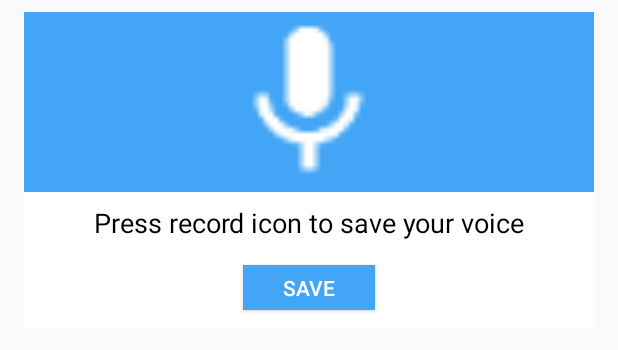
After one commit to BartlomiejFrankow/Hau-Hau, an Android app: the layout my_dialog.xml on its own in the app's theme, with its tools: preview values and no code run, on a phone screen of 412 x 824 dp. The commit adds this screen. Shown: the top 350 px of the screen. Run offline under Robolectric (Android 15) with nearby library versions, the phone set to English and light mode, and no system bars.

Commit message:
Recording with custom dialog added

```diff
--- a/app/src/main/java/com/example/my_pc/hauhau/ui/listen/ListenFragment.kt
+++ b/app/src/main/java/com/example/my_pc/hauhau/ui/listen/ListenFragment.kt
@@ -55,7 +55,7 @@ class ListenFragment : BaseFragment<HomeActivity, FragmentListeninBinding, Liste
     @SuppressLint("SetTextI18n")
     override fun updateTvAndSetVoice() {
         if(viewModel.soundDb(1.0).toInt() > 0.0) tv_sound_level?.text = viewModel.soundDb(1.0).roundToInt().toString() + " " + getString(R.string.dB)
-        if(viewModel.soundDb(1.0).toInt() > 70) playAudio(Environment.getExternalStorageDirectory().absolutePath, "20180617_211902.wav")
+        if(viewModel.soundDb(1.0).toInt() > 70) playAudio(Environment.getExternalStorageDirectory().absolutePath + "/HauHau Records", "recorded_file_1.wav")
     }
 
     fun playAudio(path : String, fileName : String){
--- a/app/src/main/java/com/example/my_pc/hauhau/ui/listen/ListenViewModel.kt
+++ b/app/src/main/java/com/example/my_pc/hauhau/ui/listen/ListenViewModel.kt
@@ -1,6 +1,7 @@
 package com.example.my_pc.hauhau.ui.listen
 
 import android.media.MediaRecorder
+import android.os.Environment
 import android.os.Handler
 import com.example.my_pc.hauhau.ui.base.BaseViewModel
 
@@ -36,10 +37,13 @@ class ListenViewModel : BaseViewModel<ListenNavigator>(){
 
     fun startRecorder() {
         if (mRecorder == null) {
+//            var mFileName = Environment.getExternalStorageDirectory().absolutePath + "/HauHau Records"
+//            mFileName += "/audiorecordtest.wav"
             mRecorder = MediaRecorder()
             mRecorder!!.setAudioSource(MediaRecorder.AudioSource.MIC)
             mRecorder!!.setOutputFormat(MediaRecorder.OutputFormat.THREE_GPP)
             mRecorder!!.setAudioEncoder(MediaRecorder.AudioEncoder.AMR_NB)
+//            mRecorder!!.setOutputFile(mFileName)
             mRecorder!!.setOutputFile("/dev/null")
             mRecorder!!.prepare()
             mRecorder!!.start()
--- a/app/src/main/res/layout/fragment_listenin.xml
+++ b/app/src/main/res/layout/fragment_listenin.xml
@@ -21,7 +21,7 @@
             android:layout_marginEnd="8dp"
             android:layout_marginStart="8dp"
             android:layout_marginTop="8dp"
-            android:textSize="45sp"
+            android:textSize="35sp"
             android:text="@string/preparing"
             android:textColor="@color/white"
             app:layout_constraintBottom_toBottomOf="parent"
--- /dev/null
+++ b/app/src/main/res/layout/my_dialog.xml
@@ -0,0 +1,64 @@
+<?xml version="1.0" encoding="utf-8"?>
+
+<android.support.constraint.ConstraintLayout xmlns:android="http://schemas.android.com/apk/res/android"
+    xmlns:app="http://schemas.android.com/apk/res-auto"
+    android:id="@+id/dialog_layout"
+    android:layout_width="match_parent"
+    android:layout_height="210dp"
+    android:layout_marginBottom="8dp"
+    android:layout_marginEnd="16dp"
+    android:layout_marginStart="16dp"
+    android:layout_marginTop="8dp"
+    android:background="@color/white"
+    app:layout_constraintBottom_toBottomOf="parent"
+    app:layout_constraintEnd_toEndOf="parent"
+    app:layout_constraintStart_toStartOf="parent"
+    app:layout_constraintTop_toTopOf="parent">
+
+    <ImageView
+        android:id="@+id/iv_mic"
+        android:layout_width="match_parent"
+        android:layout_height="120dp"
+        android:background="@color/colorAccent"
+        android:gravity="center"
+        android:scaleType="fitCenter"
+        android:src="@drawable/ic_mic" />
+
+    <TextView
+        android:id="@+id/text_dialog"
+        android:layout_width="wrap_content"
+        android:layout_height="wrap_content"
+        android:layout_below="@+id/iv_mic"
+        android:layout_centerHorizontal="true"
+        android:layout_marginEnd="8dp"
+        android:layout_marginStart="8dp"
+        android:layout_marginTop="8dp"
+        android:gravity="center_horizontal"
+        android:text="Press record icon to save your voice"
+        android:textColor="#ff000000"
+        android:textSize="18sp"
+        app:layout_constraintEnd_toEndOf="parent"
+        app:layout_constraintStart_toStartOf="parent"
+        app:layout_constraintTop_toBottomOf="@+id/iv_mic" />
+
+
+
+    <Button
+        android:id="@+id/btn_dialog"
+        android:layout_width="wrap_content"
+        android:layout_height="30dp"
+        android:layout_below="@+id/text_dialog"
+        android:layout_centerHorizontal="true"
+        android:layout_marginEnd="8dp"
+        android:layout_marginStart="8dp"
+        android:layout_marginTop="16dp"
+        android:background="@color/colorAccent"
+        android:gravity="center_vertical|center_horizontal"
+        android:text="Save"
+        android:textColor="@color/white"
+        app:layout_constraintEnd_toEndOf="parent"
+        app:layout_constraintStart_toStartOf="parent"
+        app:layout_constraintTop_toBottomOf="@+id/text_dialog" />
+
+
+</android.support.constraint.ConstraintLayout>
```
Also changed, not shown: app/src/main/java/com/example/my_pc/hauhau/ui/home/HomeFragment.kt (+10 -23 lines), app/src/main/java/com/example/my_pc/hauhau/ui/home/HomeViewModel.kt (+26 -0 lines), app/src/main/java/com/example/my_pc/hauhau/utils/helpers/CustomDialog.kt (added, +51 -0 lines), app/src/main/res/layout/fragment_home.xml (+14 -0 lines), app/src/main/res/drawable-xxxhdpi/ic_mic.png (added).
